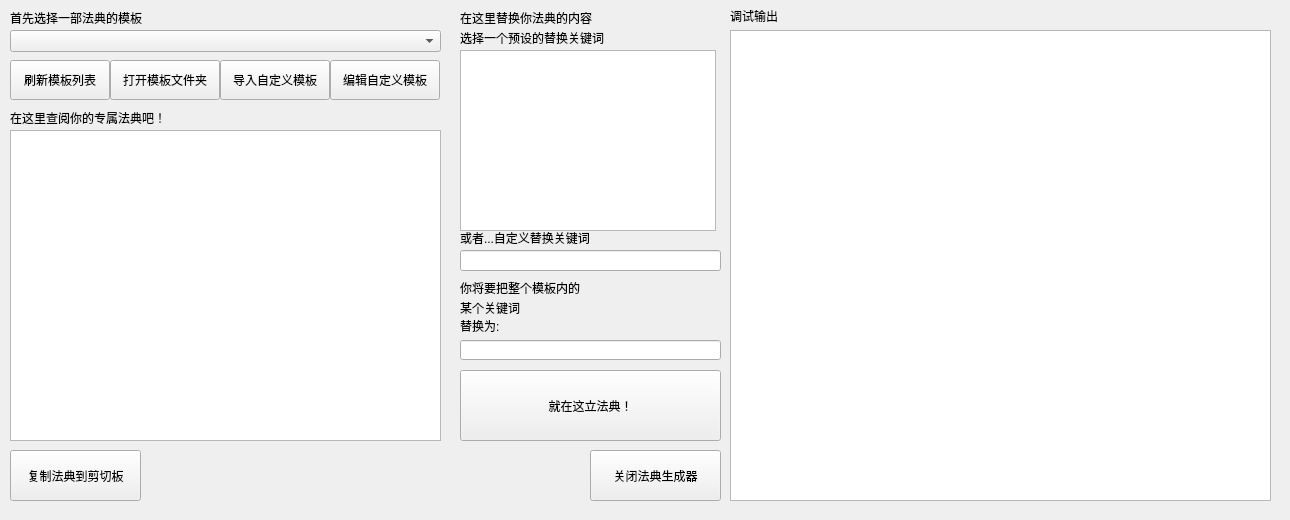
Before: the Qt Designer form ui/MainForm.ui in Pitrick3141/DontFDHere, drawn with Qt 5.
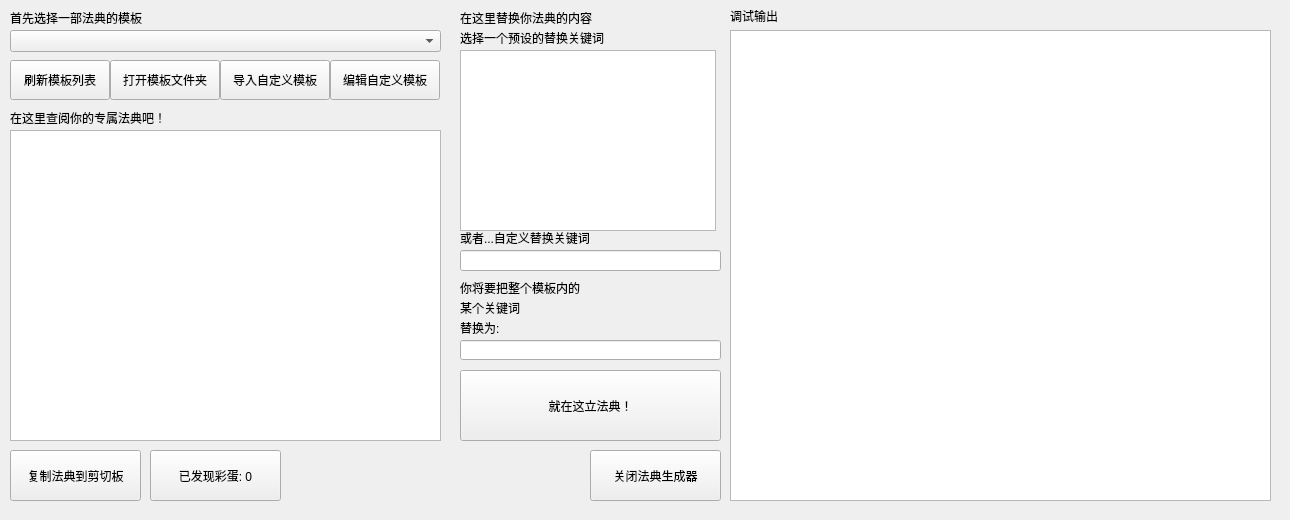
After: the same form once the commit is applied. Icons and pictures are not drawn.

Patch:
```diff
--- a/ui/MainForm.ui
+++ b/ui/MainForm.ui
@@ -76,7 +76,7 @@
     <rect>
      <x>460</x>
      <y>10</y>
-     <width>141</width>
+     <width>261</width>
      <height>16</height>
     </rect>
    </property>
@@ -89,7 +89,7 @@
     <rect>
      <x>460</x>
      <y>30</y>
-     <width>161</width>
+     <width>261</width>
      <height>16</height>
     </rect>
    </property>
@@ -102,7 +102,7 @@
     <rect>
      <x>460</x>
      <y>230</y>
-     <width>151</width>
+     <width>251</width>
      <height>16</height>
     </rect>
    </property>
@@ -125,7 +125,7 @@
     <rect>
      <x>460</x>
      <y>280</y>
-     <width>131</width>
+     <width>261</width>
      <height>16</height>
     </rect>
    </property>
@@ -151,8 +151,8 @@
     <rect>
      <x>460</x>
      <y>320</y>
-     <width>54</width>
-     <height>12</height>
+     <width>261</width>
+     <height>16</height>
     </rect>
    </property>
    <property name="text">
@@ -293,6 +293,38 @@
     <string>编辑自定义模板</string>
    </property>
   </widget>
+  <widget class="QPushButton" name="buttonEggs">
+   <property name="enabled">
+    <bool>true</bool>
+   </property>
+   <property name="geometry">
+    <rect>
+     <x>150</x>
+     <y>450</y>
+     <width>131</width>
+     <height>51</height>
+    </rect>
+   </property>
+   <property name="text">
+    <string>已发现彩蛋: 0</string>
+   </property>
+   <property name="icon">
+    <iconset>
+     <normaloff>icon.png</normaloff>icon.png</iconset>
+   </property>
+   <property name="iconSize">
+    <size>
+     <width>32</width>
+     <height>32</height>
+    </size>
+   </property>
+   <property name="checkable">
+    <bool>false</bool>
+   </property>
+   <property name="checked">
+    <bool>false</bool>
+   </property>
+  </widget>
  </widget>
  <resources/>
  <connections/>
```
Left out of the diff: 4 changed lines with no effect on the pictures.
